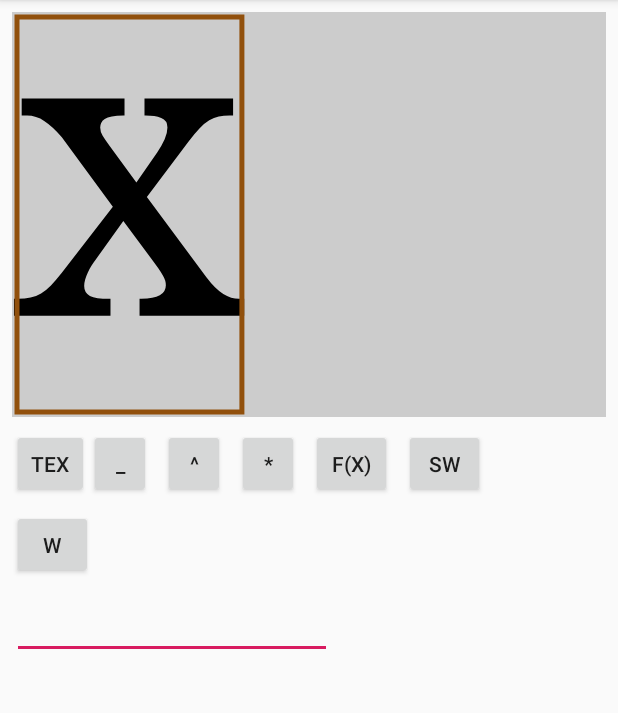
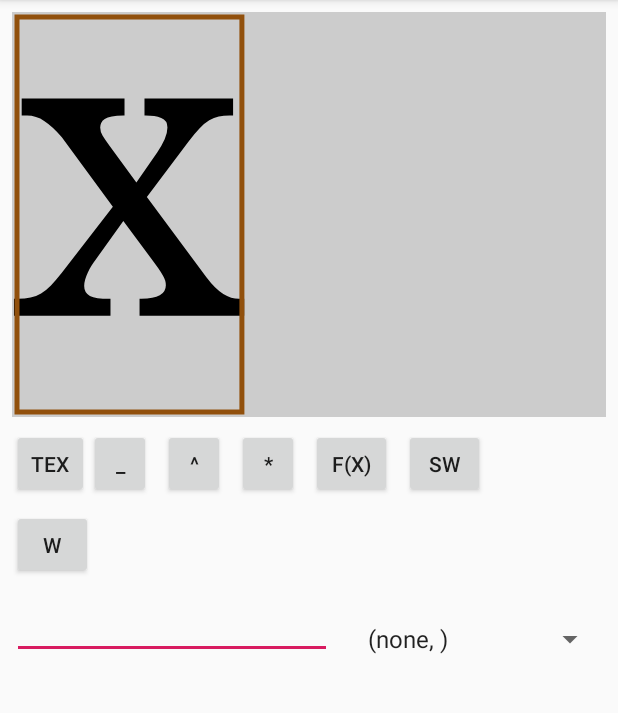
Before and after one commit to karino2/EquationPad, an Android app: the screen it shows after launch (MainActivity), on a phone screen of 412 x 824 dp, the part 84-797 px from its top. Run offline under Robolectric (Android 15) with nearby library versions, the phone set to English and light mode, and no system bars.

Commit message:
Implement entity spinner.

```diff
--- a/app/src/main/java/io/github/karino2/equationpad/MainActivity.kt
+++ b/app/src/main/java/io/github/karino2/equationpad/MainActivity.kt
@@ -5,9 +5,9 @@ import android.content.ClipboardManager
 import androidx.appcompat.app.AppCompatActivity
 import android.os.Bundle
 import android.view.KeyEvent
-import android.widget.Button
-import android.widget.EditText
-import android.widget.Toast
+import android.view.View
+import android.view.ViewGroup
+import android.widget.*
 import io.github.karino2.equationpad.mathview.*
 
 class MainActivity : AppCompatActivity() {
@@ -16,17 +16,49 @@ class MainActivity : AppCompatActivity() {
         findViewById<MathView>(R.id.mathView)
     }
 
+    val editText by lazy {
+        findViewById<EditText>(R.id.editText)
+    }
+
+
     override fun onCreate(savedInstanceState: Bundle?) {
         super.onCreate(savedInstanceState)
         setContentView(R.layout.activity_main)
 
-        val et = findViewById<EditText>(R.id.editText)
-        et.setOnKeyListener { v, keyCode, event ->
+        val spinner = findViewById<Spinner>(R.id.spinnerEntity)
+        /*
+        val adapter = object : ArrayAdapter<Pair<String, String>>(this, android.R.layout.simple_list_item_1, Variable.entityMap.toList()) {
+            override fun getView(position: Int, convertView: View?, parent: ViewGroup): View {
+                val view = (convertView ?:layoutInflater.inflate(android.R.layout.simple_list_item_1, parent, false)) as TextView
+
+                val item = getItem(position)
+                view.text = item.second
+
+                return view
+            }
+        }*/
+        val adapter = ArrayAdapter<Pair<String, String>>(this, android.R.layout.simple_list_item_1, listOf(Pair("none", "")) + Variable.entityMap.toList())
+
+        spinner.adapter = adapter
+
+        spinner.onItemSelectedListener = object : AdapterView.OnItemSelectedListener {
+            override fun onItemSelected(parent: AdapterView<*>?, view: View?, position: Int, id: Long) {
+                val item = adapter.getItem(position)
+                if(item.second != "") {
+                    editText.setText("\\${item.first}")
+                }
+            }
+
+            override fun onNothingSelected(parent: AdapterView<*>?) {
+            }
+        }
+
+        editText.setOnKeyListener { v, keyCode, event ->
             if(event.action == KeyEvent.ACTION_DOWN && keyCode == KeyEvent.KEYCODE_ENTER) {
                 mathView.ifSelected { expr->
-                    val newTerm = Variable(et.text.toString())
+                    val newTerm = Variable(editText.text.toString())
                     expr.parent?.replace(expr, newTerm)
-                    et.setText("")
+                    editText.setText("")
                     mathView.selectedExpr = newTerm
                 }
                 true
--- a/app/src/main/java/io/github/karino2/equationpad/mathview/Tree.kt
+++ b/app/src/main/java/io/github/karino2/equationpad/mathview/Tree.kt
@@ -145,13 +145,17 @@ class Variable(val name: String) : Expr() {
         box.height = currentSize
     }
 
+    companion object {
         val entityMap = mapOf("lambda" to "λ",
             "alpha" to "α",
             "beta" to "β",
+            "gamma" to "γ",
             "delta" to "δ",
             "theta" to "θ",
             "psi" to "ψ",
             "Psi" to "Ψ")
+    }
+
 
     val resolved: String
     get() {
--- a/app/src/main/res/layout/activity_main.xml
+++ b/app/src/main/res/layout/activity_main.xml
@@ -76,5 +76,12 @@
             app:layout_constraintTop_toBottomOf="@+id/buttonCopyLatex"
             app:layout_constraintStart_toStartOf="parent"
             android:layout_marginStart="8dp"/>
+    <Spinner
+            android:layout_width="0dp"
+            android:layout_height="wrap_content"
+            android:id="@+id/spinnerEntity" app:layout_constraintStart_toEndOf="@+id/editText"
+            android:layout_marginStart="8dp" android:layout_marginTop="8dp"
+            app:layout_constraintTop_toTopOf="@+id/editText" app:layout_constraintEnd_toEndOf="parent"
+            android:layout_marginEnd="8dp"/>
 
 </androidx.constraintlayout.widget.ConstraintLayout>
```
Lines whose indentation alone changed are shown as unchanged.
